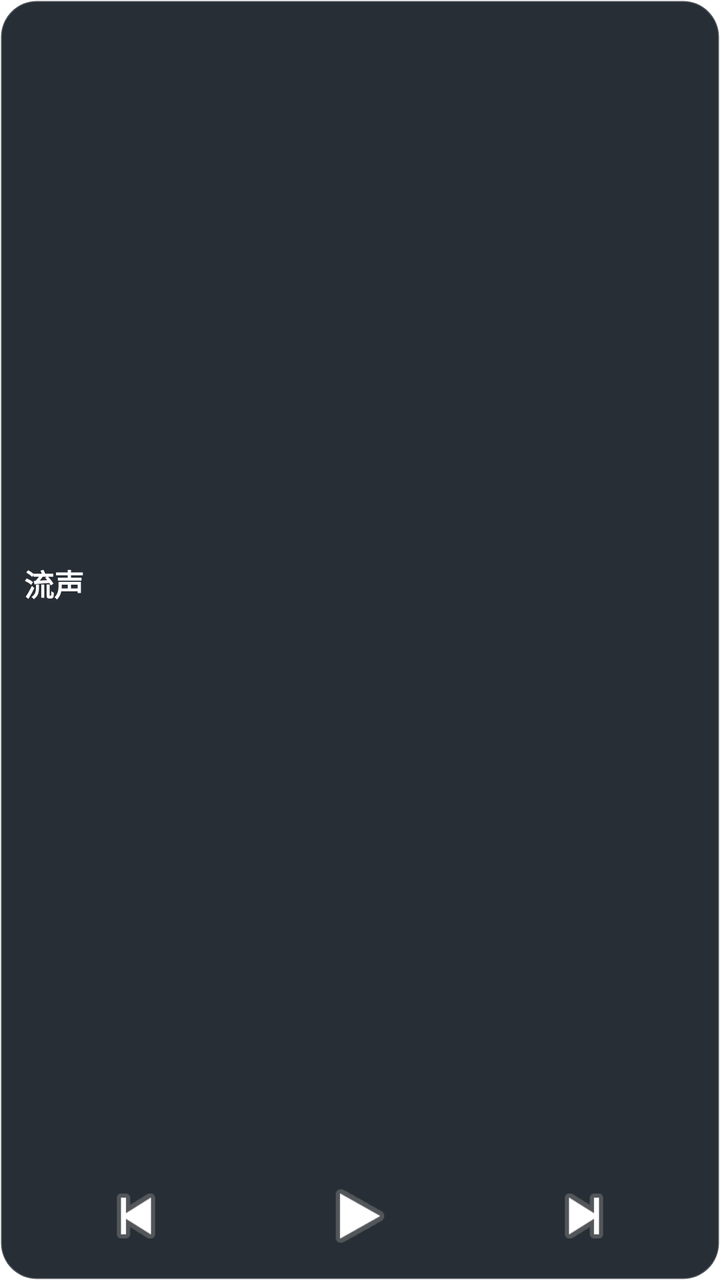
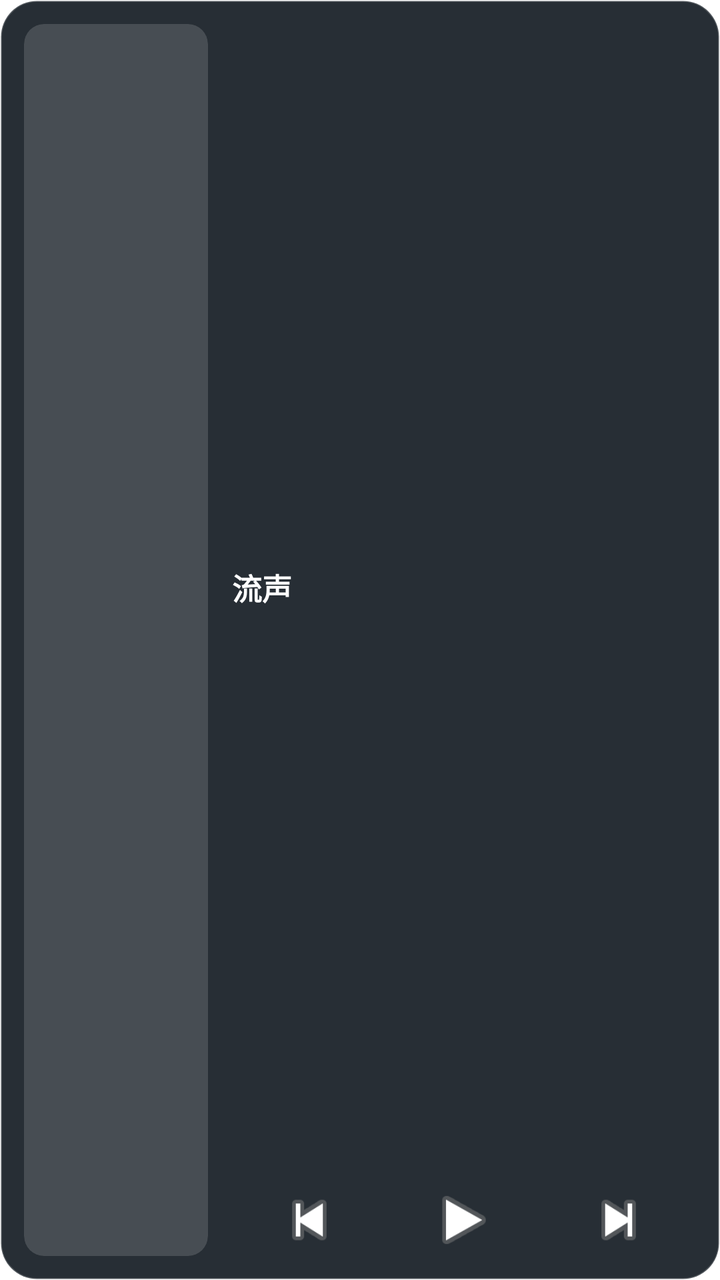

Two renders of the same Android screen: before a commit and after it. Below are the layout's source before the change and the commit's diff.
<!-- AndroidManifest.xml: fallback theme Theme.MaterialComponents.DayNight.NoActionBar -->
<!-- res/layout/liusound_widget.xml -->
<?xml version="1.0" encoding="utf-8"?>
<LinearLayout xmlns:android="http://schemas.android.com/apk/res/android"
    android:id="@+id/widget_root"
    android:layout_width="match_parent"
    android:layout_height="match_parent"
    android:orientation="vertical"
    android:background="@drawable/widget_bg"
    android:padding="12dp">

    <TextView
        android:id="@+id/widget_title"
        android:layout_width="match_parent"
        android:layout_height="0dp"
        android:layout_weight="1"
        android:gravity="center_vertical|start"
        android:maxLines="1"
        android:ellipsize="end"
        android:textColor="#FFFFFF"
        android:textSize="15sp"
        android:textStyle="bold"
        android:text="流声" />

    <TextView
        android:id="@+id/widget_artist"
        android:layout_width="match_parent"
        android:layout_height="wrap_content"
        android:gravity="start"
        android:maxLines="1"
        android:ellipsize="end"
        android:textColor="#B3FFFFFF"
        android:textSize="12sp" />

    <LinearLayout
        android:layout_width="match_parent"
        android:layout_height="wrap_content"
        android:orientation="horizontal"
        android:gravity="center">

        <ImageView
            android:id="@+id/widget_prev"
            android:layout_width="0dp"
            android:layout_height="40dp"
            android:layout_weight="1"
            android:scaleType="fitCenter"
            android:src="@android:drawable/ic_media_previous"
            android:contentDescription="上一首" />

        <ImageView
            android:id="@+id/widget_play"
            android:layout_width="0dp"
            android:layout_height="40dp"
            android:layout_weight="1"
            android:scaleType="fitCenter"
            android:src="@android:drawable/ic_media_play"
            android:contentDescription="播放/暂停" />

        <ImageView
            android:id="@+id/widget_next"
            android:layout_width="0dp"
            android:layout_height="40dp"
            android:layout_weight="1"
            android:scaleType="fitCenter"
            android:src="@android:drawable/ic_media_next"
            android:contentDescription="下一首" />
    </LinearLayout>
</LinearLayout>
<!-- resources referenced by this layout -->
<resources>
  <!-- drawable widget_bg (drawable) -->
  <?xml version="1.0" encoding="utf-8"?>
  <shape xmlns:android="http://schemas.android.com/apk/res/android" android:shape="rectangle">
      <corners android:radius="18dp" />
      <solid android:color="#E6101820" />
      <stroke android:width="1dp" android:color="#33FFFFFF" />
  </shape>
</resources>

<!-- the commit's change to res/layout/liusound_widget.xml (unified diff, before → after) -->
@@ -3,64 +3,83 @@
     android:id="@+id/widget_root"
     android:layout_width="match_parent"
     android:layout_height="match_parent"
-    android:orientation="vertical"
+    android:orientation="horizontal"
+    android:gravity="center_vertical"
     android:background="@drawable/widget_bg"
     android:padding="12dp">
 
-    <TextView
-        android:id="@+id/widget_title"
-        android:layout_width="match_parent"
-        android:layout_height="0dp"
-        android:layout_weight="1"
-        android:gravity="center_vertical|start"
-        android:maxLines="1"
-        android:ellipsize="end"
-        android:textColor="#FFFFFF"
-        android:textSize="15sp"
-        android:textStyle="bold"
-        android:text="流声" />
-
-    <TextView
-        android:id="@+id/widget_artist"
-        android:layout_width="match_parent"
-        android:layout_height="wrap_content"
-        android:gravity="start"
-        android:maxLines="1"
-        android:ellipsize="end"
-        android:textColor="#B3FFFFFF"
-        android:textSize="12sp" />
+    <ImageView
+        android:id="@+id/widget_cover"
+        android:layout_width="92dp"
+        android:layout_height="match_parent"
+        android:scaleType="centerCrop"
+        android:outlineProvider="background"
+        android:clipToOutline="true"
+        android:background="@drawable/widget_cover_bg"
+        android:contentDescription="专辑封面" />
 
     <LinearLayout
-        android:layout_width="match_parent"
-        android:layout_height="wrap_content"
-        android:orientation="horizontal"
-        android:gravity="center">
+        android:layout_width="0dp"
+        android:layout_height="match_parent"
+        android:layout_weight="1"
+        android:layout_marginStart="12dp"
+        android:orientation="vertical">
 
-        <ImageView
-            android:id="@+id/widget_prev"
-            android:layout_width="0dp"
-            android:layout_height="40dp"
+        <TextView
+            android:id="@+id/widget_title"
+            android:layout_width="match_parent"
+            android:layout_height="0dp"
             android:layout_weight="1"
-            android:scaleType="fitCenter"
-            android:src="@android:drawable/ic_media_previous"
-            android:contentDescription="上一首" />
+            android:gravity="center_vertical|start"
+            android:maxLines="1"
+            android:ellipsize="end"
+            android:textColor="#FFFFFF"
+            android:textSize="15sp"
+            android:textStyle="bold"
+            android:text="流声" />
 
-        <ImageView
-            android:id="@+id/widget_play"
-            android:layout_width="0dp"
-            android:layout_height="40dp"
-            android:layout_weight="1"
-            android:scaleType="fitCenter"
-            android:src="@android:drawable/ic_media_play"
-            android:contentDescription="播放/暂停" />
+        <TextView
+            android:id="@+id/widget_artist"
+            android:layout_width="match_parent"
+            android:layout_height="wrap_content"
+            android:gravity="start"
+            android:maxLines="1"
+            android:ellipsize="end"
+            android:textColor="#B3FFFFFF"
+            android:textSize="12sp" />
 
-        <ImageView
-            android:id="@+id/widget_next"
-            android:layout_width="0dp"
-            android:layout_height="40dp"
-            android:layout_weight="1"
-            android:scaleType="fitCenter"
-            android:src="@android:drawable/ic_media_next"
-            android:contentDescription="下一首" />
+        <LinearLayout
+            android:layout_width="match_parent"
+            android:layout_height="wrap_content"
+            android:orientation="horizontal"
+            android:gravity="center">
+
+            <ImageView
+                android:id="@+id/widget_prev"
+                android:layout_width="0dp"
+                android:layout_height="36dp"
+                android:layout_weight="1"
+                android:scaleType="fitCenter"
+                android:src="@android:drawable/ic_media_previous"
+                android:contentDescription="上一首" />
+
+            <ImageView
+                android:id="@+id/widget_play"
+                android:layout_width="0dp"
+                android:layout_height="36dp"
+                android:layout_weight="1"
+                android:scaleType="fitCenter"
+                android:src="@android:drawable/ic_media_play"
+                android:contentDescription="播放/暂停" />
+
+            <ImageView
+                android:id="@+id/widget_next"
+                android:layout_width="0dp"
+                android:layout_height="36dp"
+                android:layout_weight="1"
+                android:scaleType="fitCenter"
+                android:src="@android:drawable/ic_media_next"
+                android:contentDescription="下一首" />
+        </LinearLayout>
     </LinearLayout>
 </LinearLayout>
<!-- resource entries referenced after the edit -->
@@ -7,5 +7,11 @@
       <solid android:color="#E6101820" />
       <stroke android:width="1dp" android:color="#33FFFFFF" />
   </shape>
+  <!-- drawable widget_cover_bg (drawable) -->
+  <?xml version="1.0" encoding="utf-8"?>
+  <shape xmlns:android="http://schemas.android.com/apk/res/android" android:shape="rectangle">
+      <corners android:radius="10dp" />
+      <solid android:color="#26FFFFFF" />
+  </shape>
 </resources>
 
